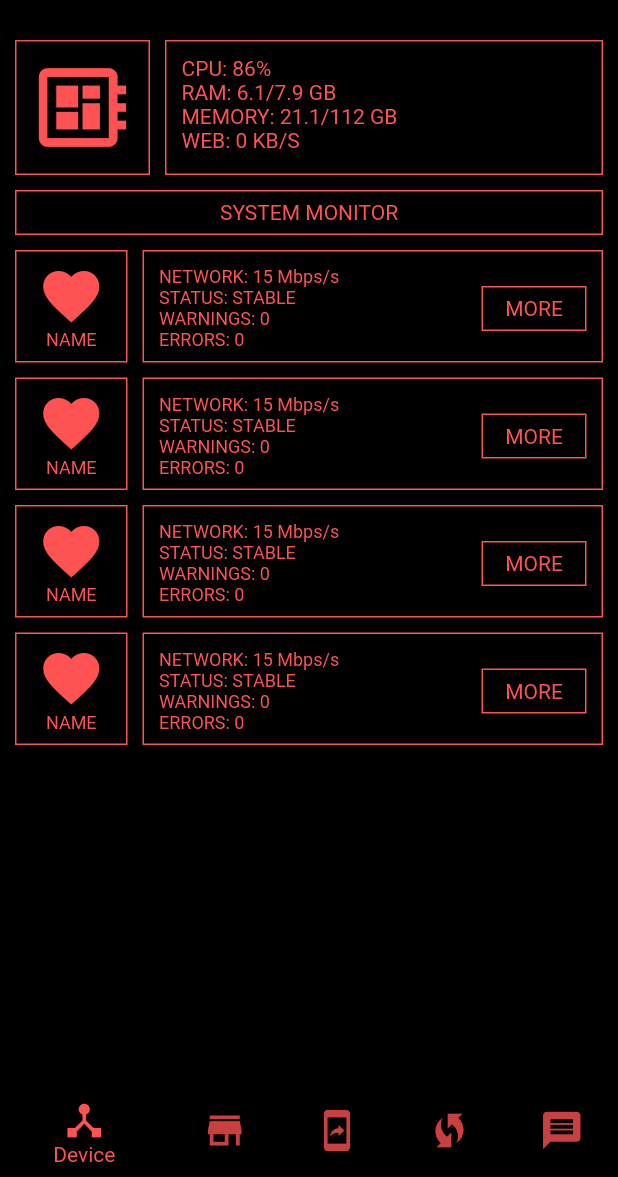
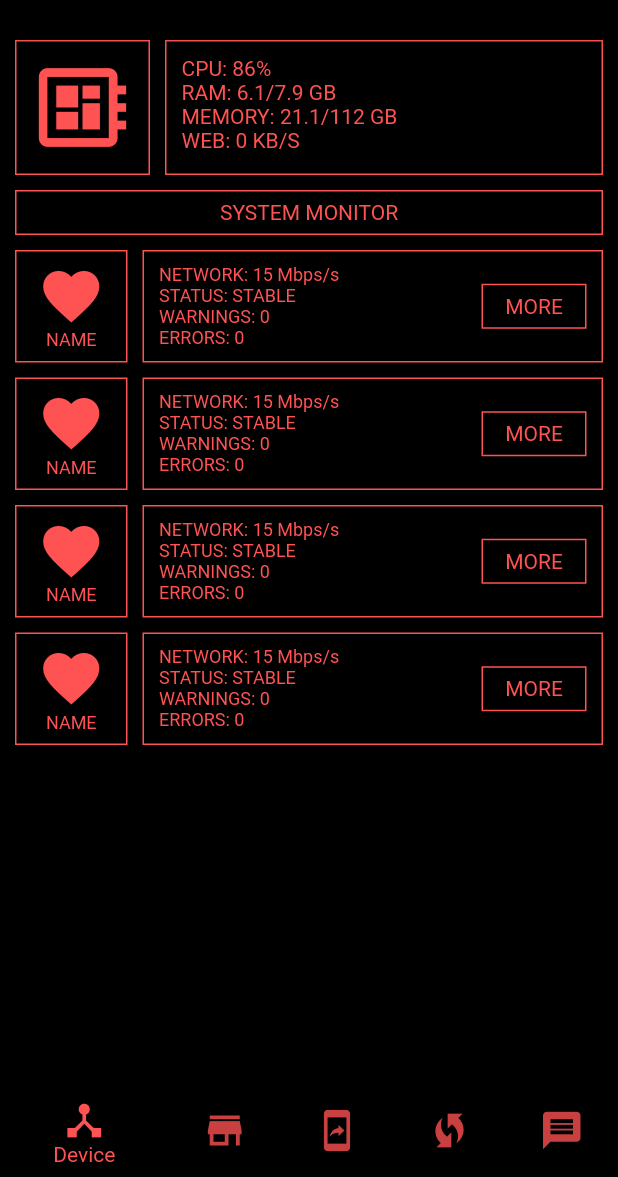
Before and after one commit to fear404-png/synt, a Flutter app: the screen it shows after launch, on a phone screen of 412 x 824 dp, the part 59-1236 px from its top. Run offline on Flutter 3.47's test engine with Material 2 defaults, Android fonts, the phone set to English and light mode, and no system bars.

Commit message:
Убрал прокрутку в итемах системного монитора

```diff
--- a/lib/main_screen_pages/device_widget.dart
+++ b/lib/main_screen_pages/device_widget.dart
@@ -12,7 +12,6 @@ class DeviceWidget extends StatelessWidget {
     return Padding(
       padding: AppPaddings.defaultPadding,
       child: ListView(
-        physics: NeverScrollableScrollPhysics(),
         children: [
           _SystemBar(textStyle: AppFontStyle.textStyleHeader),
           AppPaddings.dafaultSizedBoxHeight,
@@ -79,14 +78,14 @@ class _SystemMonitorList extends StatelessWidget {
         AppPaddings.dafaultSizedBoxWidth,
         Expanded(
             child: Container(
-          padding: AppPaddings.defaultPadding,
+          padding: EdgeInsets.symmetric(horizontal: 10),
           decoration: AppContainers.containerBorder,
           height: 75,
-          child: SingleChildScrollView(
           child: Row(
             children: [
               Column(
                 crossAxisAlignment: CrossAxisAlignment.start,
+                mainAxisAlignment: MainAxisAlignment.center,
                 children: [
                   Text(
                     "NETWORK: 15 Mbps/s",
@@ -122,7 +121,6 @@ class _SystemMonitorList extends StatelessWidget {
                 ),
               )
             ],
-            ),
           ),
         ))
       ],
```
Lines whose indentation alone changed are shown as unchanged.
